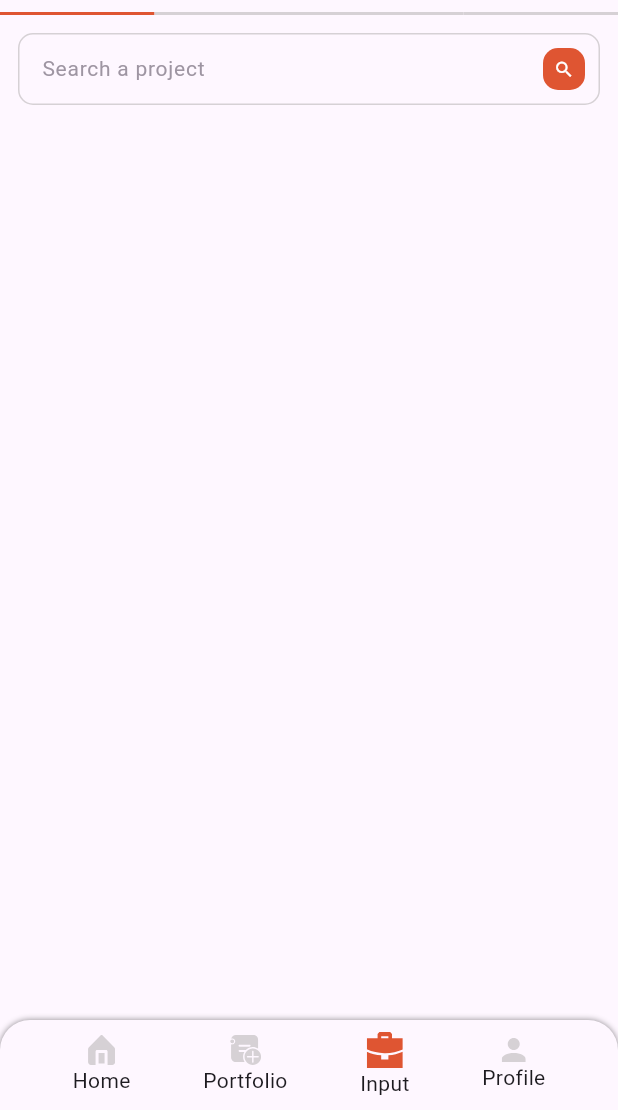
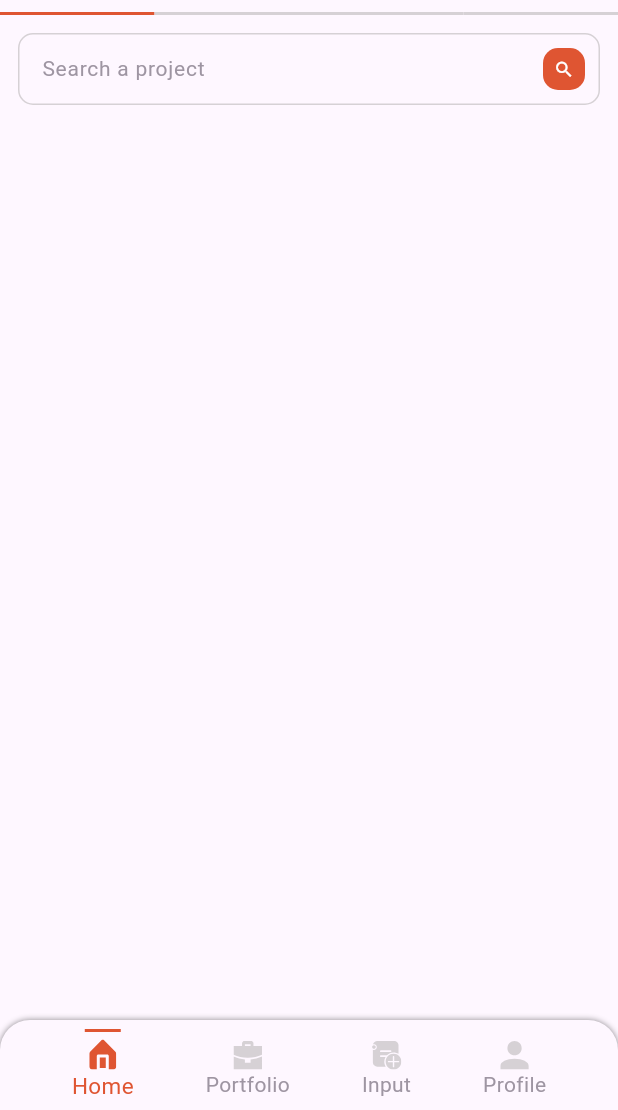
Before and after one commit to tapoban123/yoliday-internship-assignment, a Flutter app: the screen it shows after launch, on a phone screen of 412 x 824 dp, the part 126-1236 px from its top. Run offline on Flutter 3.47's test engine with Material 3 defaults, Android fonts, the phone set to English and light mode, and no system bars; our stand-ins replace flutter_svg.

Commit message:
Implemented BottomNavBar

```diff
--- a/assignment_app/lib/widgets/bottom_nav_bar.dart
+++ b/assignment_app/lib/widgets/bottom_nav_bar.dart
@@ -1,3 +1,4 @@
+import 'package:assignment_app/custom_colors.dart';
 import 'package:assignment_app/providers/bottom_nav_provider.dart';
 import 'package:flutter/material.dart';
 import 'package:flutter_svg/svg.dart';
@@ -13,8 +14,8 @@ class BottomNavBar extends StatefulWidget {
 class _BottomNavBarState extends State<BottomNavBar> {
   final List<Map<String, String>> icons = [
     {"name": "Home", "image": "assets/images/Home svg.svg"},
-    {"name": "Portfolio", "image": "assets/images/Input svg.svg"},
-    {"name": "Input", "image": "assets/images/Portfolia svg.svg"},
+    {"name": "Portfolio", "image": "assets/images/Portfolia svg.svg"},
+    {"name": "Input", "image": "assets/images/Input svg.svg"},
     {"name": "Profile", "image": "assets/images/Profile svg.svg"},
   ];
   @override
@@ -43,8 +44,39 @@ class _BottomNavBarState extends State<BottomNavBar> {
                   child: Column(
                     mainAxisAlignment: MainAxisAlignment.center,
                     children: [
-                      SvgPicture.asset(icons[index]["image"]!),
-                      Text(icons[index]["name"]!),
+                      Container(
+                        width: 24,
+                        height: 2,
+                        color:
+                            bottomNavProvider.selectedOption == index
+                                ? CustomColors.deepOrangeColor
+                                : Theme.of(context).scaffoldBackgroundColor,
+                      ),
+                      SizedBox(height: 5),
+                      SvgPicture.asset(
+                        icons[index]["image"]!,
+                        colorFilter: ColorFilter.mode(
+                          bottomNavProvider.selectedOption == index
+                              ? CustomColors.deepOrangeColor
+                              : CustomColors.greyColor,
+                          BlendMode.srcIn,
+                        ),
+                        height:
+                            bottomNavProvider.selectedOption == index ? 20 : 19,
+                      ),
+                      Text(
+                        icons[index]["name"]!,
+                        style: TextStyle(
+                          color:
+                              bottomNavProvider.selectedOption == index
+                                  ? CustomColors.deepOrangeColor
+                                  : CustomColors.textGreyColor,
+                          fontSize:
+                              bottomNavProvider.selectedOption == index
+                                  ? 15
+                                  : null,
+                        ),
+                      ),
                     ],
                   ),
                 ),
```
